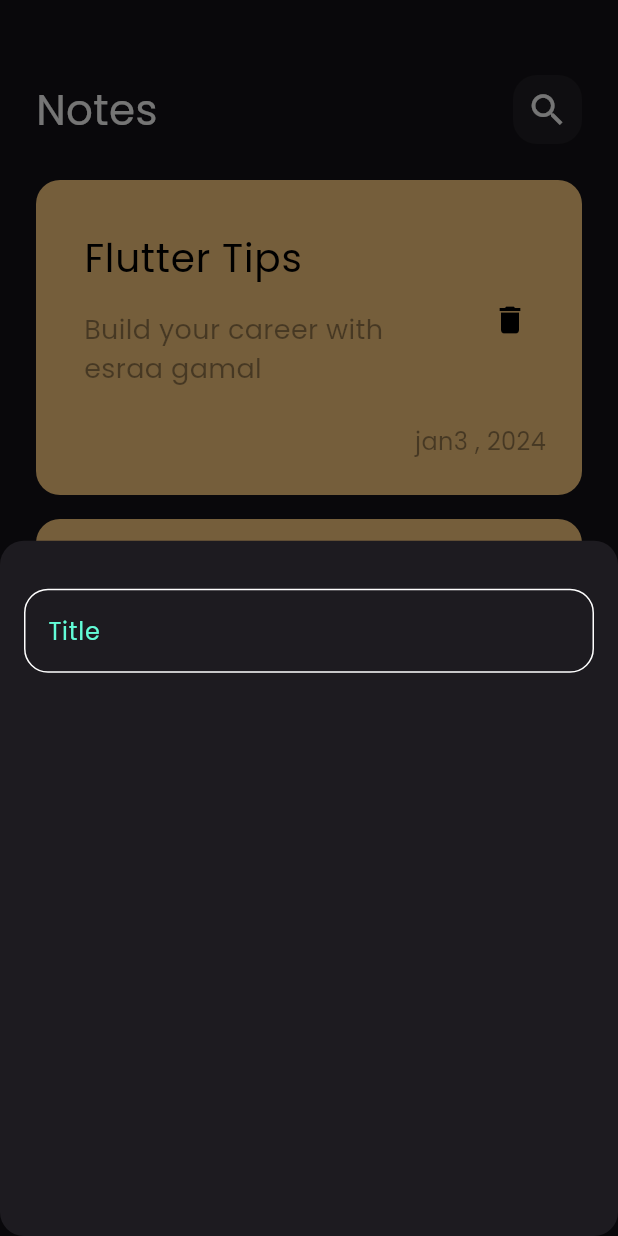
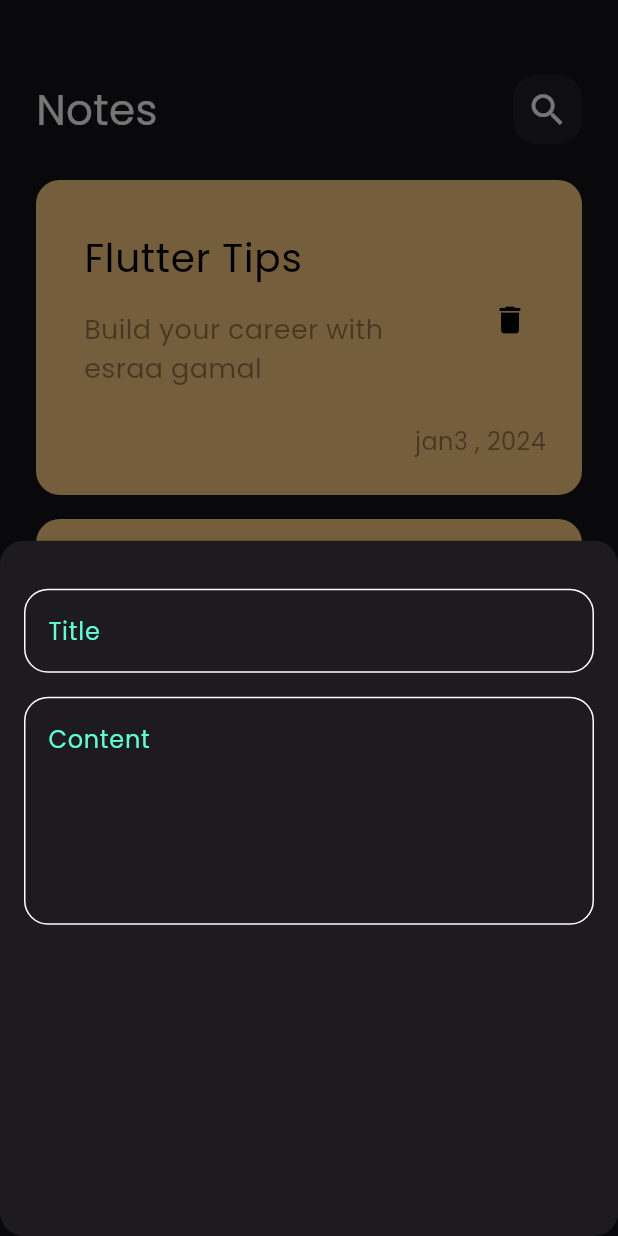
Before and after one commit to esraa-a11y/notes_app, a Flutter app: the screen it shows after launch, after a tap on the "add" icon, on a phone screen of 412 x 824 dp. Run offline on Flutter 3.47's test engine with Material 3 defaults, Android fonts, the phone set to English and light mode, and no system bars.

Commit message:
create CustomTextField

```diff
--- a/lib/widgets/add_note_bottom_sheet.dart
+++ b/lib/widgets/add_note_bottom_sheet.dart
@@ -12,7 +12,12 @@ class AddNoteBottomSheet extends StatelessWidget {
           SizedBox(
             height: 32,
           ),
-          CustomTextField(),
+          CustomTextField(hint: 'Title',),
+          SizedBox(
+            height: 16,
+          ),
+          CustomTextField(hint: 'Content',maxLines: 5,),
+
         ],
       ),
     );
--- a/lib/widgets/custom_text_field.dart
+++ b/lib/widgets/custom_text_field.dart
@@ -1,14 +1,17 @@
 import 'package:flutter/material.dart';
 import 'package:notes_app/constants.dart';
 class CustomTextField extends StatelessWidget {
-  const CustomTextField({Key? key}) : super(key: key);
-
+  const CustomTextField({Key? key, required this.hint,  this.maxLines=1}) : super(key: key);
+  final String hint;
+  final int maxLines;
   @override
   Widget build(BuildContext context) {
     return TextField(
+      maxLines: maxLines,
       cursorColor: kPrimaryColor,
       decoration: InputDecoration(
-        hintText: 'Title',
+
+        hintText: hint,
         hintStyle: TextStyle(
           color: kPrimaryColor,
         ),
```
